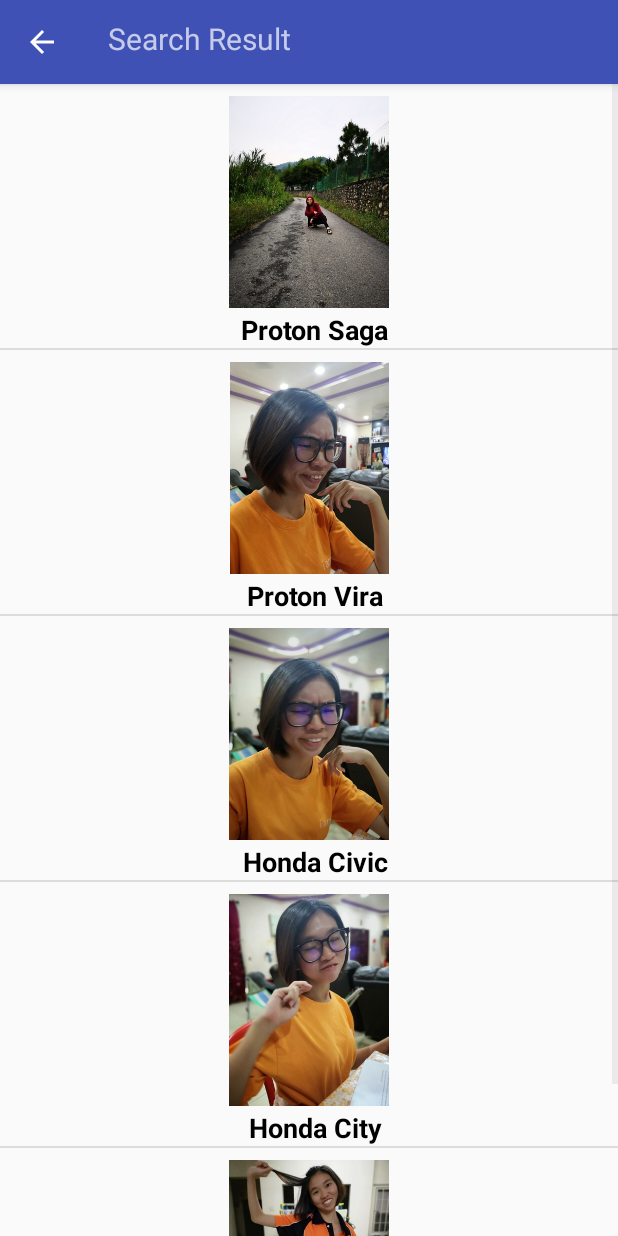
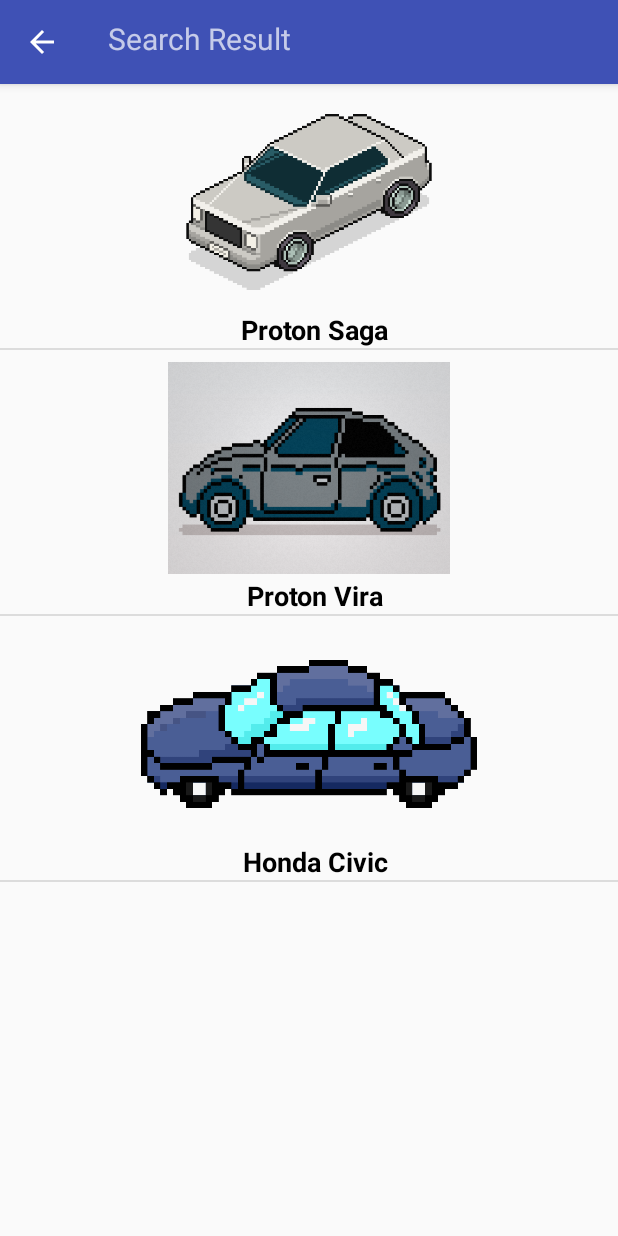
Before and after one commit to bbaoNg97/SecondHandCar, an Android app: the SearchCarResultActivity screen opened directly, with no data from a screen before it, on a phone screen of 412 x 824 dp. Run offline under Robolectric (Android 15) with nearby library versions, the phone set to English and light mode, and no system bars; network calls fail.

Commit message:
car mod1

```diff
--- a/app/src/main/java/my/edu/tarc/secondhandcar/SearchCarResultActivity.java
+++ b/app/src/main/java/my/edu/tarc/secondhandcar/SearchCarResultActivity.java
@@ -11,8 +11,8 @@
 public class SearchCarResultActivity extends AppCompatActivity {
 
     private ListView listViewCarResult;
-    private Integer [] IMAGES={R.drawable.test1,R.drawable.test3,R.drawable.test4,R.drawable.test5,R.drawable.test6};
-    private String[] NAMES ={"Proton Saga","Proton Vira","Honda Civic", "Honda City","Myvi"};
+    private Integer [] IMAGES={R.drawable.t1,R.drawable.t2,R.drawable.t3};
+    private String[] NAMES ={"Proton Saga","Proton Vira","Honda Civic",};
 
     @Override
     protected void onCreate(Bundle savedInstanceState) {
```
Also changed, not shown: app/src/main/res/drawable-mdpi/t1.png (added), app/src/main/res/drawable-mdpi/t2.png (added), app/src/main/res/drawable-mdpi/t3.png (added).
